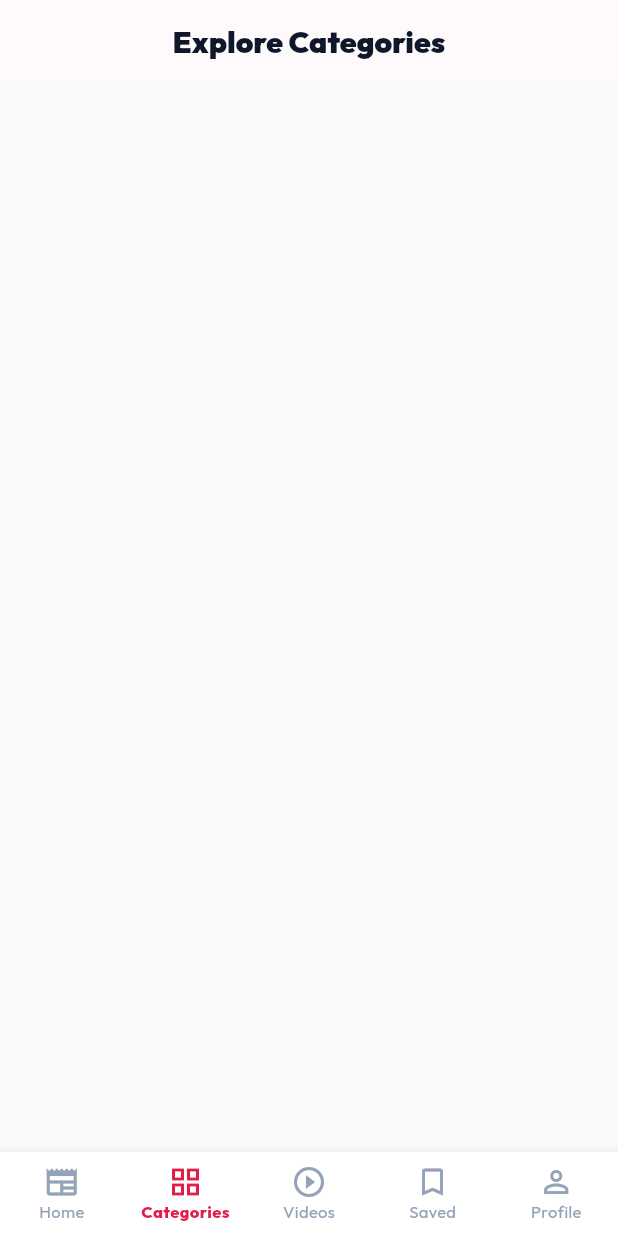
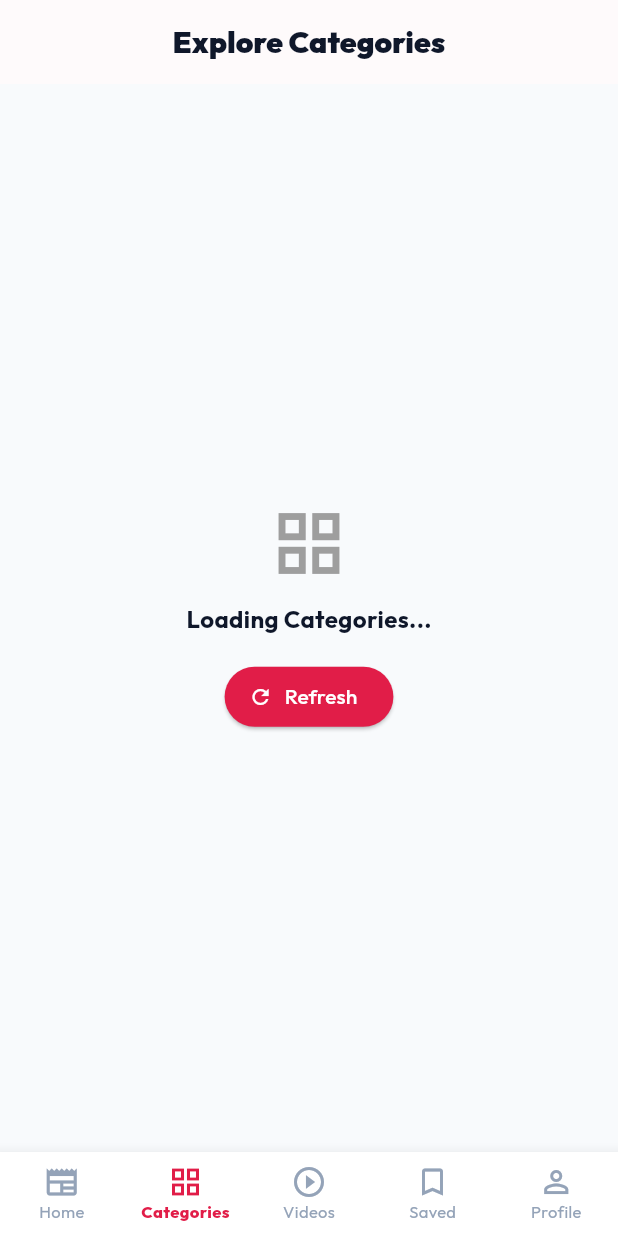
Before and after one commit to PramodBhai-PK/news_kit, a Flutter app: the screen it shows after launch, item 2 of the bottom bar chosen, on a phone screen of 412 x 824 dp. Run offline on Flutter 3.47's test engine with Material 3 defaults, Android fonts, the phone set to English and light mode, and no system bars; our stand-ins replace cached_network_image, carousel_slider, flutter_tts, flutter_widget_from_html, google_fonts, image_picker and 4 more; accounts and stored records are empty; network calls fail.

Commit message:
fix(mobile): preserve provider state across updates, add post-frame data init, and sanitize asset URLs

```diff
--- a/mobile_app/lib/main.dart
+++ b/mobile_app/lib/main.dart
@@ -29,11 +29,23 @@ class NewsKitApp extends StatelessWidget {
         ChangeNotifierProvider(create: (_) => AppProvider()),
         ChangeNotifierProxyProvider<AppProvider, NewsProvider>(
           create: (ctx) => NewsProvider(apiService: ctx.read<AppProvider>().apiService),
-          update: (ctx, app, previous) => NewsProvider(apiService: app.apiService),
+          update: (ctx, app, previous) {
+            if (previous != null) {
+              previous.updateApiService(app.apiService);
+              return previous;
+            }
+            return NewsProvider(apiService: app.apiService);
+          },
         ),
         ChangeNotifierProxyProvider<AppProvider, AuthProvider>(
           create: (ctx) => AuthProvider(apiService: ctx.read<AppProvider>().apiService),
-          update: (ctx, app, previous) => AuthProvider(apiService: app.apiService),
+          update: (ctx, app, previous) {
+            if (previous != null) {
+              previous.updateApiService(app.apiService);
+              return previous;
+            }
+            return AuthProvider(apiService: app.apiService);
+          },
         ),
         ChangeNotifierProvider(create: (_) => BookmarkProvider()),
       ],
--- a/mobile_app/lib/providers/auth_provider.dart
+++ b/mobile_app/lib/providers/auth_provider.dart
@@ -4,7 +4,8 @@ import '../services/api_service.dart';
 import '../services/auth_service.dart';
 
 class AuthProvider with ChangeNotifier {
-  final ApiService apiService;
+  ApiService _apiService;
+  ApiService get apiService => _apiService;
   UserModel? _currentUser;
   bool _isLoggedIn = false;
   bool _isLoading = false;
@@ -13,8 +14,12 @@ class AuthProvider with ChangeNotifier {
   bool get isLoggedIn => _isLoggedIn;
   bool get isLoading => _isLoading;
 
-  AuthProvider({required this.apiService}) {
+  AuthProvider({required ApiService apiService}) : _apiService = apiService {
     _loadUserFromStorage();
+  }
+
+  void updateApiService(ApiService newService) {
+    _apiService = newService;
   }
 
   Future<void> _loadUserFromStorage() async {
--- a/mobile_app/lib/providers/news_provider.dart
+++ b/mobile_app/lib/providers/news_provider.dart
@@ -4,7 +4,8 @@ import '../models/category_model.dart';
 import '../services/api_service.dart';
 
 class NewsProvider with ChangeNotifier {
-  final ApiService apiService;
+  ApiService _apiService;
+  ApiService get apiService => _apiService;
 
   List<ArticleModel> _breakingNews = [];
   List<ArticleModel> _featuredNews = [];
@@ -33,7 +34,11 @@ class NewsProvider with ChangeNotifier {
   String? get activeCategorySlug => _activeCategorySlug;
   String? get activeCitySlug => _activeCitySlug;
 
-  NewsProvider({required this.apiService});
+  NewsProvider({required ApiService apiService}) : _apiService = apiService;
+
+  void updateApiService(ApiService newService) {
+    _apiService = newService;
+  }
 
   Future<void> initHomeData({String? citySlug}) async {
     _isInitialLoading = true;
@@ -43,13 +48,38 @@ class NewsProvider with ChangeNotifier {
     notifyListeners();
 
     try {
+      final breakingFuture = _apiService.fetchBreakingNews().catchError((e) {
+        debugPrint('Error loading breaking news: $e');
+        return <ArticleModel>[];
+      });
+      final featuredFuture = _apiService.fetchFeaturedNews().catchError((e) {
+        debugPrint('Error loading featured news: $e');
+        return <ArticleModel>[];
+      });
+      final trendingFuture = _apiService.fetchTrendingNews().catchError((e) {
+        debugPrint('Error loading trending news: $e');
+        return <ArticleModel>[];
+      });
+      final categoriesFuture = _apiService.fetchCategories().catchError((e) {
+        debugPrint('Error loading categories: $e');
+        return <CategoryModel>[];
+      });
+      final articlesFuture = _apiService.fetchArticles(page: 1, citySlug: citySlug).catchError((e) {
+        debugPrint('Error loading articles: $e');
+        return <ArticleModel>[];
+      });
+      final videosFuture = _apiService.fetchVideos(page: 1).catchError((e) {
+        debugPrint('Error loading videos: $e');
+        return <ArticleModel>[];
+      });
+
       final results = await Future.wait([
-        apiService.fetchBreakingNews(),
-        apiService.fetchFeaturedNews(),
-        apiService.fetchTrendingNews(),
-        apiService.fetchCategories(),
-        apiService.fetchArticles(page: 1, citySlug: citySlug),
-        apiService.fetchVideos(page: 1),
+        breakingFuture,
+        featuredFuture,
+        trendingFuture,
+        categoriesFuture,
+        articlesFuture,
+        videosFuture,
       ]);
 
       _breakingNews = results[0] as List<ArticleModel>;
--- a/mobile_app/lib/screens/category_news_screen.dart
+++ b/mobile_app/lib/screens/category_news_screen.dart
@@ -1,5 +1,6 @@
 import 'package:flutter/material.dart';
 import 'package:provider/provider.dart';
+import '../config/app_config.dart';
 import '../models/article_model.dart';
 import '../models/category_model.dart';
 import '../providers/app_provider.dart';
@@ -17,6 +18,17 @@ class _CategoryNewsScreenState extends State<CategoryNewsScreen> {
   CategoryModel? _selectedCategory;
   List<ArticleModel> _categoryArticles = [];
   bool _isLoading = false;
+
+  @override
+  void initState() {
+    super.initState();
+    WidgetsBinding.instance.addPostFrameCallback((_) {
+      final news = Provider.of<NewsProvider>(context, listen: false);
+      if (news.categories.isEmpty) {
+        news.initHomeData();
+      }
+    });
+  }
 
   Future<void> _loadCategoryArticles(CategoryModel category) async {
     setState(() {
@@ -57,7 +69,37 @@ class _CategoryNewsScreenState extends State<CategoryNewsScreen> {
             : null,
       ),
       body: _selectedCategory == null
-          ? GridView.builder(
+          ? categories.isEmpty
+              ? Center(
+                  child: Padding(
+                    padding: const EdgeInsets.all(32),
+                    child: Column(
+                      mainAxisAlignment: MainAxisAlignment.center,
+                      children: [
+                        const Icon(Icons.grid_view_outlined, size: 54, color: Colors.grey),
+                        const SizedBox(height: 12),
+                        const Text(
+                          'Loading Categories...',
+                          style: TextStyle(fontWeight: FontWeight.w700, fontSize: 16),
+                        ),
+                        const SizedBox(height: 16),
+                        ElevatedButton.icon(
+                          style: ElevatedButton.styleFrom(
+                            backgroundColor: AppConfig.primaryColor,
+                            foregroundColor: Colors.white,
+                            shape: RoundedRectangleBorder(borderRadius: BorderRadius.circular(20)),
+                          ),
+                          icon: const Icon(Icons.refresh, size: 16),
+                          label: const Text('Refresh'),
+                          onPressed: () {
+                            Provider.of<NewsProvider>(context, listen: false).initHomeData();
+                          },
+                        ),
+                      ],
+                    ),
+                  ),
+                )
+              : GridView.builder(
               padding: const EdgeInsets.all(16),
               gridDelegate: const SliverGridDelegateWithFixedCrossAxisCount(
                 crossAxisCount: 2,
```
Also changed, not shown: mobile_app/lib/models/article_model.dart (+23 -3 lines), mobile_app/lib/screens/home_screen.dart (+30 -5 lines), mobile_app/lib/screens/splash_screen.dart (+11 -4 lines).
